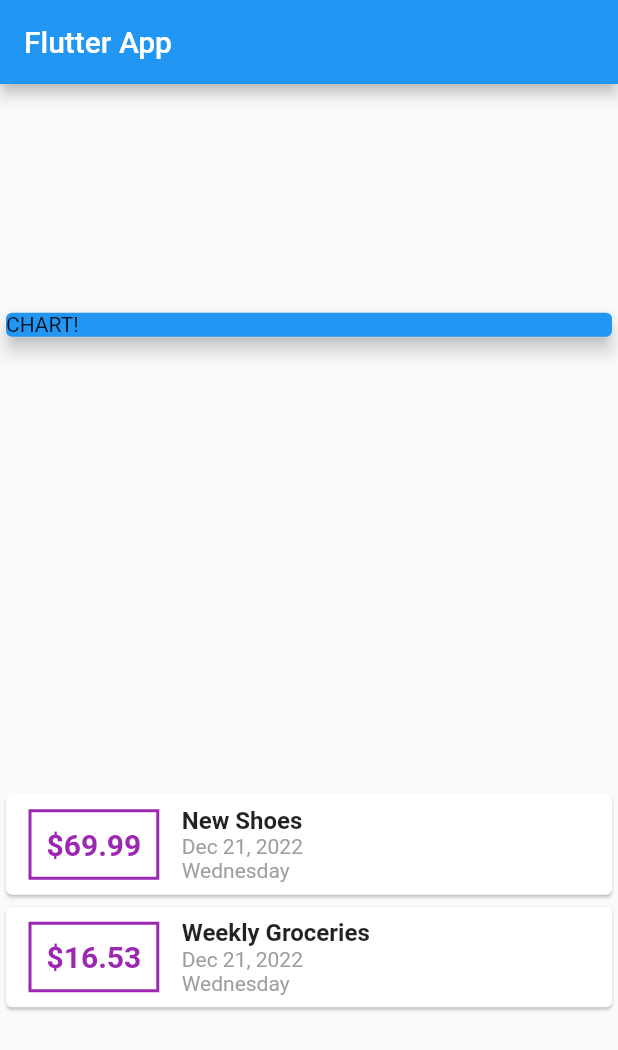
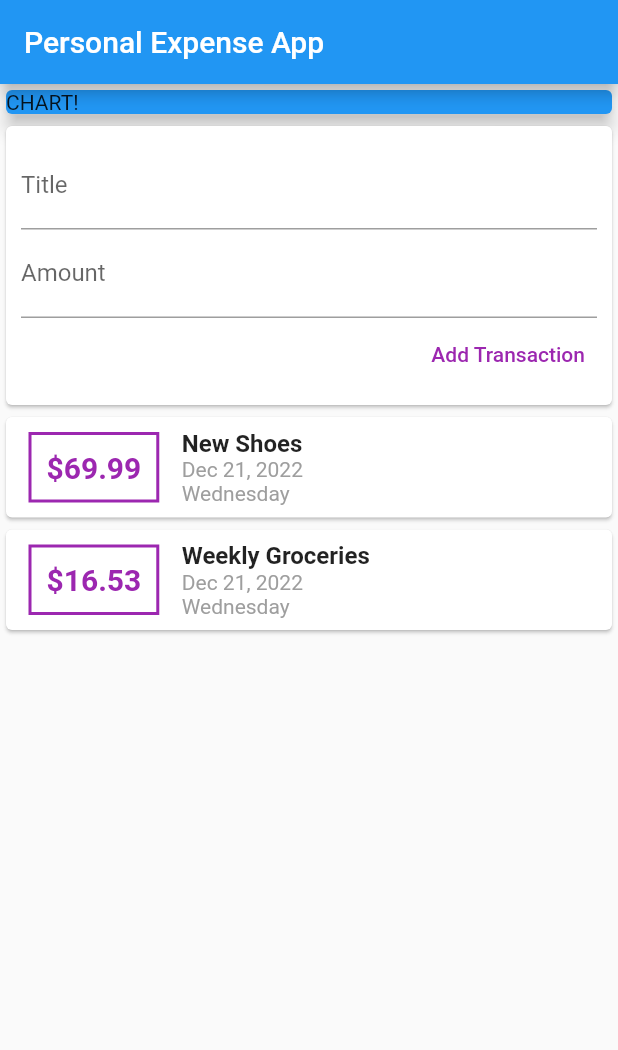
Before and after one commit to Tidbit0519/flutter-PersonalExpenseApp, a Flutter app: the screen it shows after launch, on a phone screen of 412 x 824 dp. Shown: the top 1050 px of the screen. Run offline on Flutter 3.47's test engine with Material 2 defaults, Android fonts, the phone set to English and light mode, and no system bars.

Commit message:
Added Lists, Scrolling & Text Input

```diff
--- a/lib/main.dart
+++ b/lib/main.dart
@@ -1,6 +1,5 @@
 import 'package:flutter/material.dart';
-import './transaction.dart';
-import 'package:intl/intl.dart';
+import 'package:flutter_complete_guide/widgets/user_transactions.dart';
 
 void main() => runApp(MyApp());
 
@@ -15,29 +14,18 @@ class MyApp extends StatelessWidget {
 }
 
 class MyHomePage extends StatelessWidget {
-  final List<Transaction> transactions = [
-    Transaction(
-      id: ' t1',
-      title: 'New Shoes',
-      amount: 69.99,
-      date: DateTime.now(),
-    ),
-    Transaction(
-      id: ' t2',
-      title: 'Weekly Groceries',
-      amount: 16.53,
-      date: DateTime.now(),
-    )
-  ];
+  // String titleInput;
+  // String amountInput;
 
   @override
   Widget build(BuildContext context) {
     return Scaffold(
       appBar: AppBar(
-        title: Text('Flutter App'),
+        title: Text('Personal Expense App'),
       ),
-      body: Column(
-        mainAxisAlignment: MainAxisAlignment.spaceAround,
+      body: SingleChildScrollView(
+        child: Column(
+          // mainAxisAlignment: MainAxisAlignment.spaceAround,
           crossAxisAlignment: CrossAxisAlignment.stretch,
           children: <Widget>[
             Container(
@@ -47,57 +35,9 @@ class MyHomePage extends StatelessWidget {
                   child: Text('CHART!'),
                   elevation: 5,
                 )),
-          Column(
-            children: transactions.map((tx) {
-              return Card(
-                child: Row(children: <Widget>[
-                  Container(
-                      margin: EdgeInsets.symmetric(
-                        vertical: 10,
-                        horizontal: 15,
+            UserTransactions()
+          ],
         ),
-                      decoration: BoxDecoration(
-                          border: Border.all(
-                        color: Colors.purple,
-                        width: 2,
-                      )),
-                      padding: EdgeInsets.all(10),
-                      child: Text(
-                        '\$${tx.amount}',
-                        style: TextStyle(
-                            fontWeight: FontWeight.bold,
-                            fontSize: 20,
-                            color: Colors.purple),
-                      )),
-                  Column(
-                    crossAxisAlignment: CrossAxisAlignment.start,
-                    children: <Widget>[
-                      Text(
-                        tx.title,
-                        style: TextStyle(
-                          fontSize: 16,
-                          fontWeight: FontWeight.bold,
-                        ),
-                      ),
-                      Text(
-                        DateFormat.yMMMd().format(tx.date),
-                        style: TextStyle(
-                          color: Colors.grey,
-                        ),
-                      ),
-                      Text(
-                        DateFormat.EEEE().format(tx.date),
-                        style: TextStyle(
-                          color: Colors.grey,
-                        ),
-                      ),
-                    ],
-                  )
-                ]),
-              );
-            }).toList(),
-          ),
-        ],
       ),
     );
   }
--- /dev/null
+++ b/lib/widgets/new_transaction.dart
@@ -0,0 +1,44 @@
+import 'package:flutter/material.dart';
+
+class NewTransaction extends StatelessWidget {
+  final Function addTx;
+  final titleController = TextEditingController();
+  final amountController = TextEditingController();
+
+  NewTransaction(this.addTx);
+
+  @override
+  Widget build(BuildContext context) {
+    return Card(
+      child: Container(
+        padding: EdgeInsets.all(10),
+        child: Column(crossAxisAlignment: CrossAxisAlignment.end, children: <
+            Widget>[
+          TextField(
+            decoration: InputDecoration(labelText: 'Title'),
+            controller: titleController,
+            // onChanged: (val) {
+            //   titleInput = val;
+            // },
+          ),
+          TextField(
+            decoration: InputDecoration(labelText: 'Amount'),
+            controller: amountController,
+            // onChanged: (value) => amountInput = value,
+          ),
+          TextButton(
+            child: Text('Add Transaction'),
+            style: ButtonStyle(
+                foregroundColor: MaterialStateProperty.all(Colors.purple)),
+            onPressed: () {
+              addTx(
+                titleController.text,
+                double.parse(amountController.text)
+                );
+            },
+          )
+        ]),
+      ),
+    );
+  }
+}
--- /dev/null
+++ b/lib/widgets/transaction_list.dart
@@ -0,0 +1,68 @@
+import 'package:flutter/material.dart';
+import 'package:flutter_complete_guide/models/transaction.dart';
+import 'package:intl/intl.dart';
+import './user_transactions.dart';
+
+class TransactionList extends StatelessWidget {
+  final List<Transaction> transactions;
+
+  TransactionList(this.transactions);
+
+  @override
+  Widget build(BuildContext context) {
+    return Container(
+      height: 470,
+      child: ListView.builder(
+        itemBuilder: (context, index) {
+          return Card(
+            child: Row(children: <Widget>[
+              Container(
+                  margin: EdgeInsets.symmetric(
+                    vertical: 10,
+                    horizontal: 15,
+                  ),
+                  decoration: BoxDecoration(
+                      border: Border.all(
+                    color: Colors.purple,
+                    width: 2,
+                  )),
+                  padding: EdgeInsets.all(10),
+                  child: Text(
+                    '\$${transactions[index].amount}',
+                    style: TextStyle(
+                        fontWeight: FontWeight.bold,
+                        fontSize: 20,
+                        color: Colors.purple),
+                  )),
+              Column(
+                crossAxisAlignment: CrossAxisAlignment.start,
+                children: <Widget>[
+                  Text(
+                    transactions[index].title,
+                    style: TextStyle(
+                      fontSize: 16,
+                      fontWeight: FontWeight.bold,
+                    ),
+                  ),
+                  Text(
+                    DateFormat.yMMMd().format(transactions[index].date),
+                    style: TextStyle(
+                      color: Colors.grey,
+                    ),
+                  ),
+                  Text(
+                    DateFormat.EEEE().format(transactions[index].date),
+                    style: TextStyle(
+                      color: Colors.grey,
+                    ),
+                  ),
+                ],
+              )
+            ]),
+          );
+        },
+        itemCount: transactions.length,
+      ),
+    );
+  }
+}
--- /dev/null
+++ b/lib/widgets/user_transactions.dart
@@ -0,0 +1,48 @@
+import 'package:flutter/material.dart';
+import './new_transaction.dart';
+import './transaction_list.dart';
+import '../models/transaction.dart';
+
+class UserTransactions extends StatefulWidget {
+  @override
+  State<UserTransactions> createState() => _UserTransactionsState();
+}
+
+class _UserTransactionsState extends State<UserTransactions> {
+  final List<Transaction> _userTransactions = [
+    Transaction(
+      id: ' t1',
+      title: 'New Shoes',
+      amount: 69.99,
+      date: DateTime.now(),
+    ),
+    Transaction(
+      id: ' t2',
+      title: 'Weekly Groceries',
+      amount: 16.53,
+      date: DateTime.now(),
+    )
+  ];
+
+  void _addNewTransaction(String title, double amount) {
+    final newTx = Transaction(
+        title: title,
+        amount: amount,
+        date: DateTime.now(),
+        id: DateTime.now().toString());
+
+    setState(() {
+      _userTransactions.add(newTx);
+    });
+  }
+
+  @override
+  Widget build(BuildContext context) {
+    return Column(
+      children: <Widget>[
+        NewTransaction(_addNewTransaction),
+        TransactionList(_userTransactions),
+      ],
+    );
+  }
+}
```
Also changed, not shown: lib/models/transaction.dart (renamed from lib/transaction.dart). Lines whose indentation alone changed are shown as unchanged.
